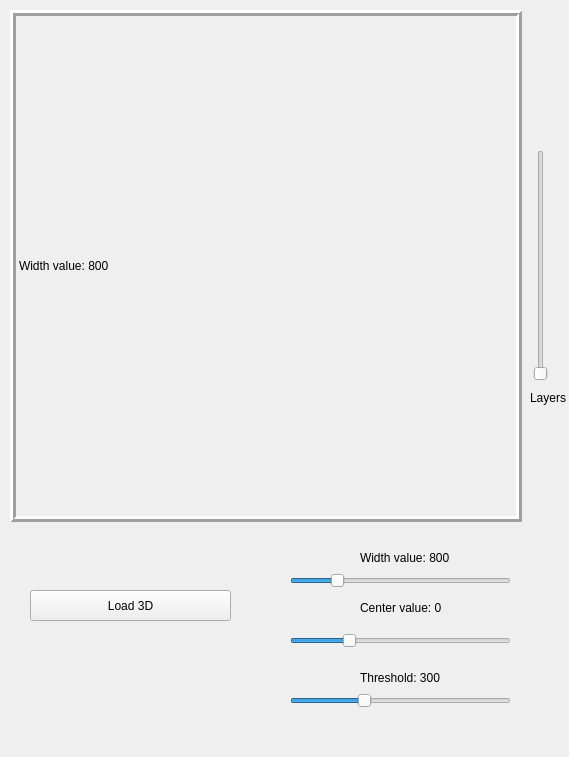
First picture: the form in widget.ui, repository ViolaValery/medizintechnik_ct_scan, before the edit.
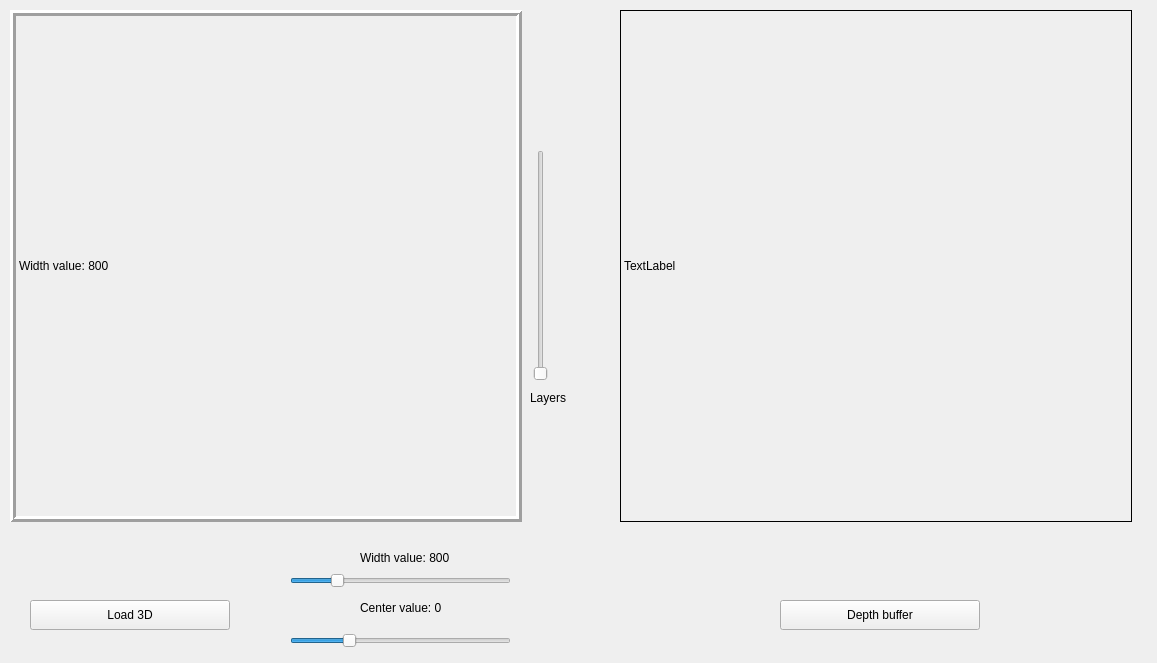
Second picture: the form after the edit.

Commit message: Aufgabe 4.2 visualizing depth values

What changed in the file:
```diff
--- a/widget.ui
+++ b/widget.ui
@@ -6,8 +6,8 @@
    <rect>
     <x>0</x>
     <y>0</y>
-    <width>569</width>
-    <height>757</height>
+    <width>1157</width>
+    <height>663</height>
    </rect>
   </property>
   <property name="windowTitle">
@@ -112,9 +112,9 @@
    <property name="geometry">
     <rect>
      <x>30</x>
-     <y>590</y>
-     <width>201</width>
-     <height>31</height>
+     <y>600</y>
+     <width>200</width>
+     <height>30</height>
     </rect>
    </property>
    <property name="text">
@@ -185,6 +185,35 @@
     <enum>Qt::Orientation::Horizontal</enum>
    </property>
   </widget>
+  <widget class="QLabel" name="label_depthBuffer">
+   <property name="geometry">
+    <rect>
+     <x>620</x>
+     <y>10</y>
+     <width>512</width>
+     <height>512</height>
+    </rect>
+   </property>
+   <property name="frameShape">
+    <enum>QFrame::Shape::Box</enum>
+   </property>
+   <property name="text">
+    <string>TextLabel</string>
+   </property>
+  </widget>
+  <widget class="QPushButton" name="pushButton_depthBuffer">
+   <property name="geometry">
+    <rect>
+     <x>780</x>
+     <y>600</y>
+     <width>200</width>
+     <height>30</height>
+    </rect>
+   </property>
+   <property name="text">
+    <string>Depth buffer</string>
+   </property>
+  </widget>
  </widget>
  <resources/>
  <connections/>
```
The commit also changes 2 other files.
